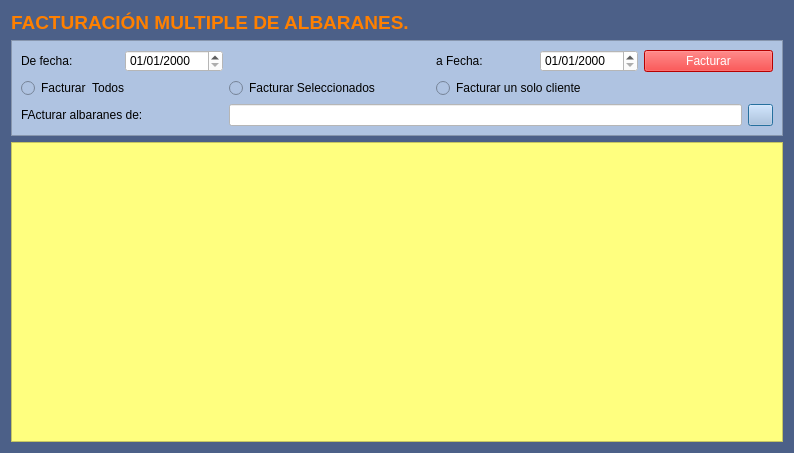
The window that Zona_Ventas/frmfacturaralabaranes.ui (arcnexus/RedFoX) describes before a commit, drawn with Qt 5.
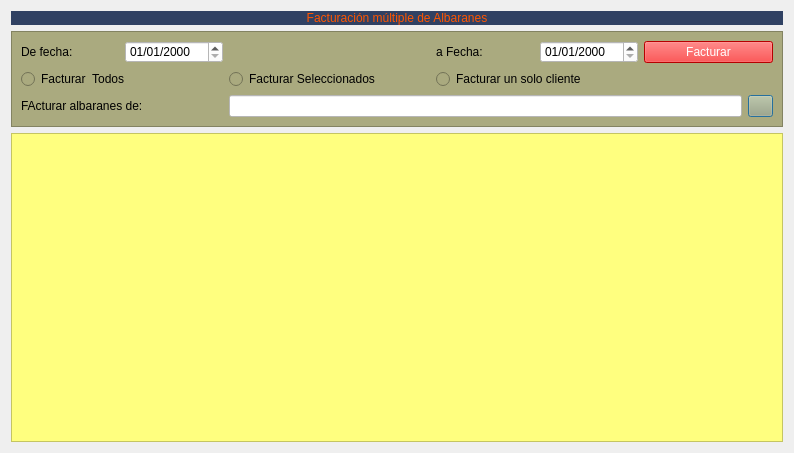
The same window after the commit. Icons and pictures are not drawn.

Diff of the .ui file:
```diff
--- a/Zona_Ventas/frmfacturaralabaranes.ui
+++ b/Zona_Ventas/frmfacturaralabaranes.ui
@@ -14,28 +14,29 @@
    <string>Facturación multile de albaranes</string>
   </property>
   <property name="windowIcon">
-   <iconset resource="../Maya.qrc">
-    <normaloff>:/Icons/PNG/Maya.png</normaloff>:/Icons/PNG/Maya.png</iconset>
-  </property>
-  <property name="styleSheet">
-   <string notr="true">background-color:#4c6088</string>
+   <iconset resource="../maya.qrc">
+    <normaloff>:/Icons/PNG/NeuX.png</normaloff>:/Icons/PNG/NeuX.png</iconset>
   </property>
   <layout class="QGridLayout" name="gridLayout">
    <item row="0" column="0">
     <widget class="QLabel" name="textoTitulo">
      <property name="styleSheet">
-      <string notr="true">color: rgb(255, 85, 0);
-font: 75 16pt &quot;Nimbus Sans L&quot;;</string>
+      <string notr="true">font: 14pt &quot;Sans Serif&quot;;
+color: rgb(255, 85, 0);
+background-color: #304163;</string>
      </property>
      <property name="text">
-      <string>&lt;html&gt;&lt;head/&gt;&lt;body&gt;&lt;p&gt;&lt;span style=&quot; font-size:14pt; font-weight:600; color:#ff8000;&quot;&gt;FACTURACIÓN MULTIPLE DE ALBARANES.&lt;/span&gt;&lt;/p&gt;&lt;/body&gt;&lt;/html&gt;</string>
+      <string>Facturación múltiple de Albaranes</string>
+     </property>
+     <property name="alignment">
+      <set>Qt::AlignCenter</set>
      </property>
     </widget>
    </item>
    <item row="1" column="0">
     <widget class="QFrame" name="frame">
      <property name="styleSheet">
-      <string notr="true">background-color: rgb(175,195,225);</string>
+      <string notr="true">background-color: rgb(170, 170, 127);</string>
      </property>
      <property name="frameShape">
       <enum>QFrame::StyledPanel</enum>
```
Left out of the diff: 4 changed lines with no effect on the pictures.
